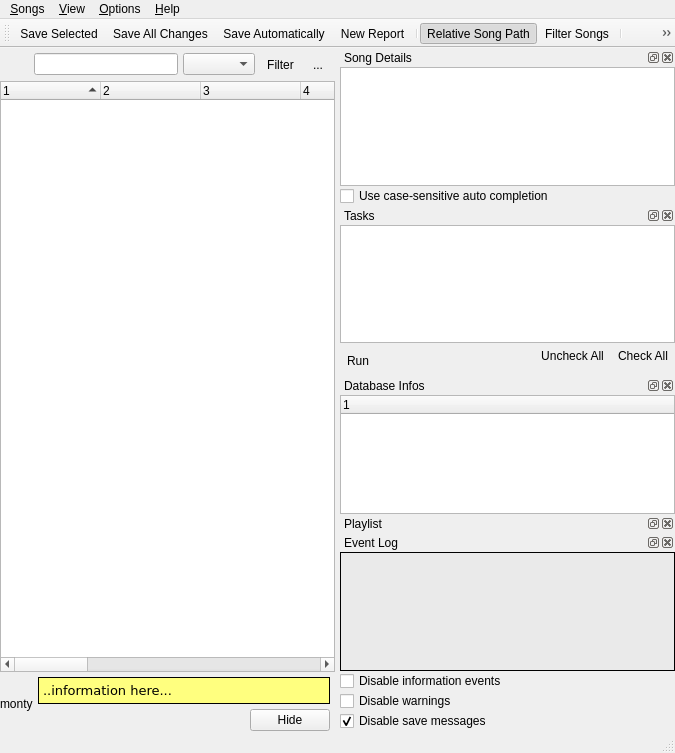
Qt form uman/src/QUMainWindow.ui (UltraStar-Deluxe/UltraStar-Manager) before a commit.
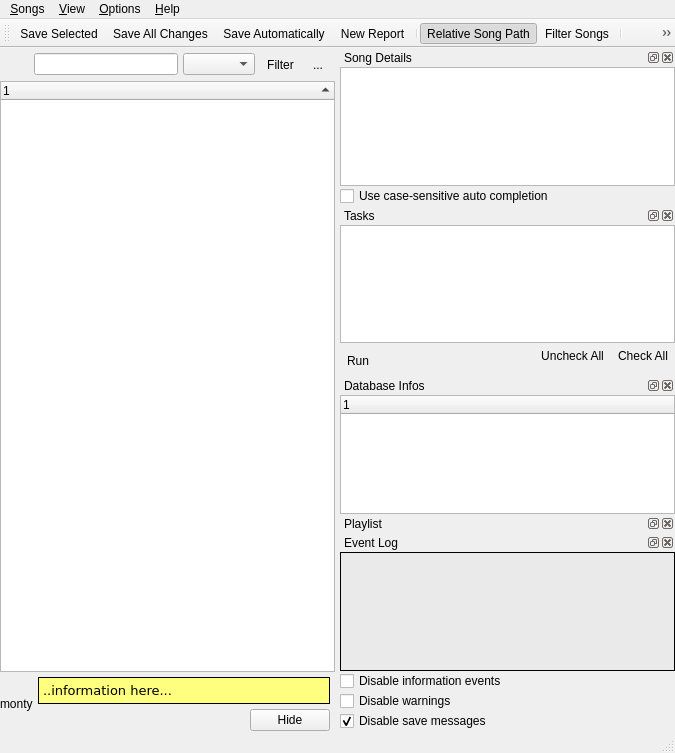
The same form after that commit. Icons and pictures are not drawn. Custom widgets are drawn as their Qt base class.

```diff
--- a/uman/src/QUMainWindow.ui
+++ b/uman/src/QUMainWindow.ui
@@ -177,79 +177,11 @@
           <property name="allColumnsShowFocus" >
            <bool>false</bool>
           </property>
-          <property name="columnCount" >
-           <number>14</number>
-          </property>
           <column>
            <property name="text" >
             <string>1</string>
            </property>
           </column>
-          <column>
-           <property name="text" >
-            <string>2</string>
-           </property>
-          </column>
-          <column>
-           <property name="text" >
-            <string>3</string>
-           </property>
-          </column>
-          <column>
-           <property name="text" >
-            <string>4</string>
-           </property>
-          </column>
-          <column>
-           <property name="text" >
-            <string>5</string>
-           </property>
-          </column>
-          <column>
-           <property name="text" >
-            <string>6</string>
-           </property>
-          </column>
-          <column>
-           <property name="text" >
-            <string>7</string>
-           </property>
-          </column>
-          <column>
-           <property name="text" >
-            <string>8</string>
-           </property>
-          </column>
-          <column>
-           <property name="text" >
-            <string>9</string>
-           </property>
-          </column>
-          <column>
-           <property name="text" >
-            <string>10</string>
-           </property>
-          </column>
-          <column>
-           <property name="text" >
-            <string>11</string>
-           </property>
-          </column>
-          <column>
-           <property name="text" >
-            <string>12</string>
-           </property>
-          </column>
-          <column>
-           <property name="text" >
-            <string>13</string>
-           </property>
-          </column>
-          <column>
-           <property name="text" >
-            <string>14</string>
-           </property>
-          </column>
          </widget>
         </item>
         <item>
```
